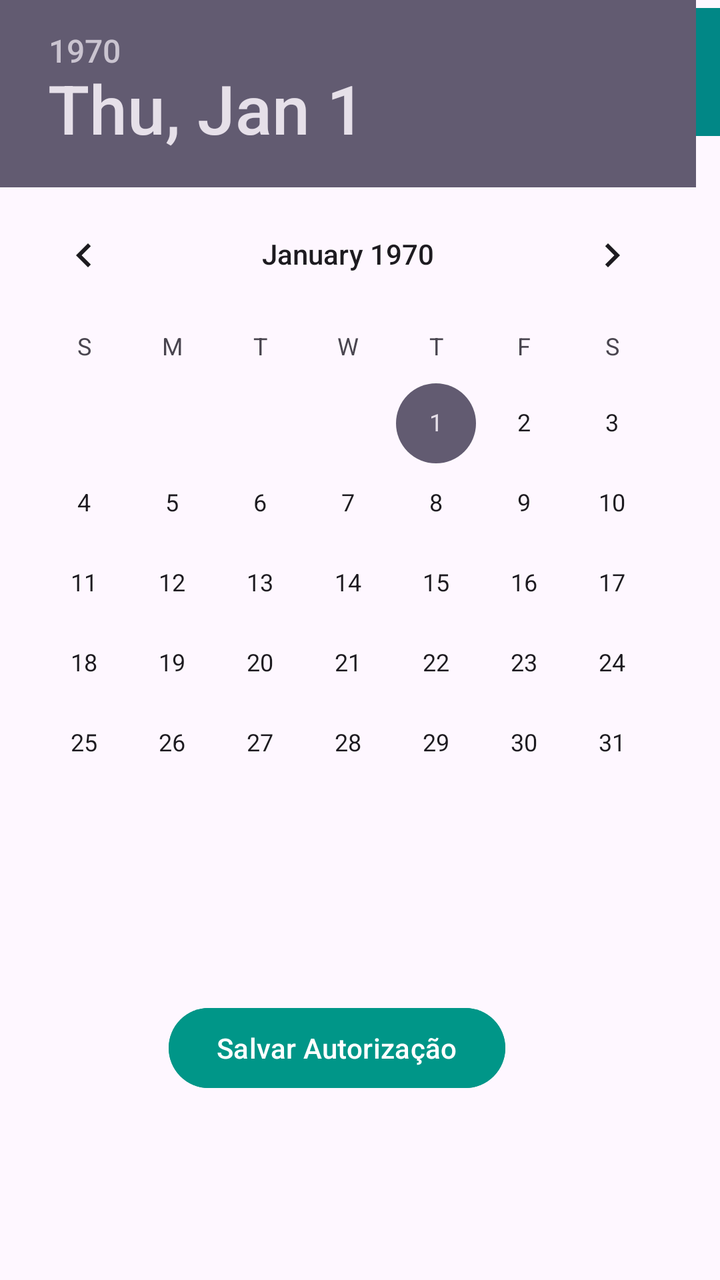
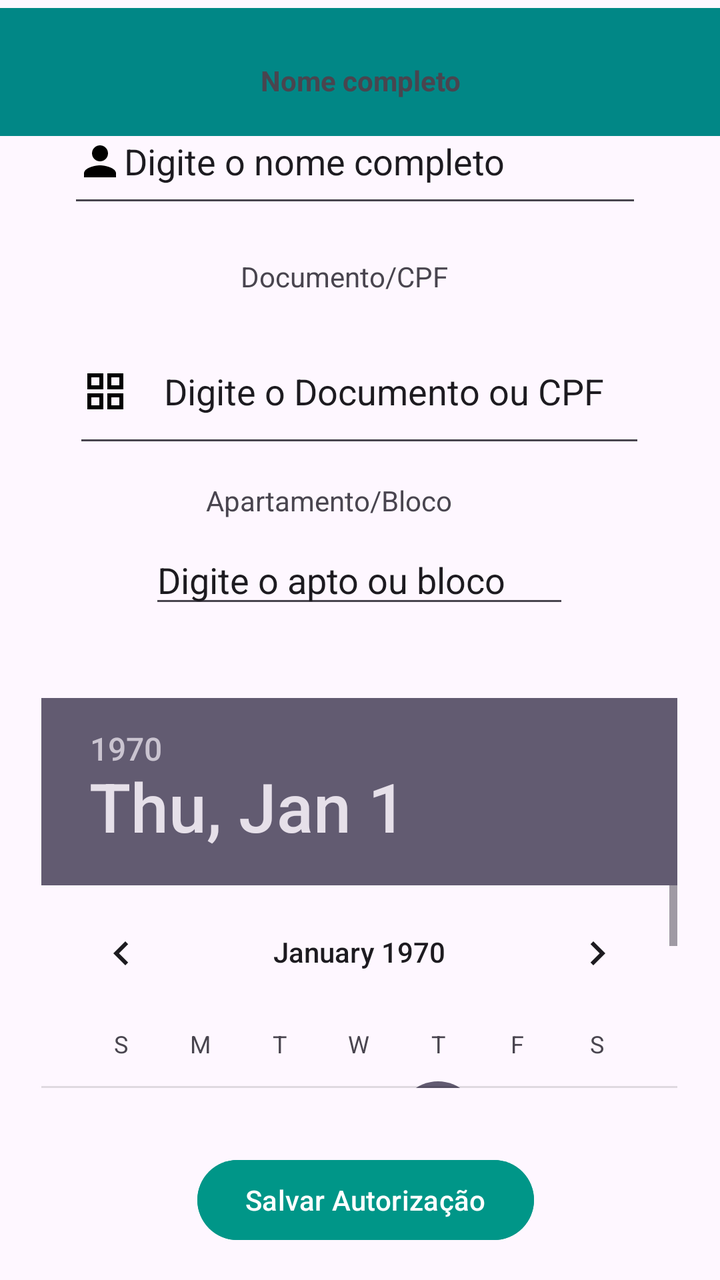

Screens rendered from an Android XML layout before and after an edit, with the pre-edit source and the edit as a unified diff.
<!-- AndroidManifest.xml: application theme Theme.AppCondominio -->
<!-- res/layout/activity_autorizacao.xml -->
<?xml version="1.0" encoding="utf-8"?>
<androidx.constraintlayout.widget.ConstraintLayout xmlns:android="http://schemas.android.com/apk/res/android"
    xmlns:app="http://schemas.android.com/apk/res-auto"
    xmlns:tools="http://schemas.android.com/tools"
    android:id="@+id/main"
    android:layout_width="match_parent"
    android:layout_height="match_parent"
    tools:context=".AutorizacaoActivity">

    <androidx.appcompat.widget.Toolbar
        android:id="@+id/toolbar2"
        android:layout_width="409dp"
        android:layout_height="wrap_content"
        android:layout_marginTop="4dp"
        android:background="@color/design_default_color_secondary_variant"
        android:minHeight="?attr/actionBarSize"
        android:theme="?attr/actionBarTheme"
        app:layout_constraintBottom_toBottomOf="parent"
        app:layout_constraintEnd_toEndOf="parent"
        app:layout_constraintHorizontal_bias="0.0"
        app:layout_constraintStart_toStartOf="parent"
        app:layout_constraintTop_toTopOf="parent"
        app:layout_constraintVertical_bias="0.0" />

    <EditText
        android:id="@+id/editTextcad"
        android:layout_width="287dp"
        android:layout_height="59dp"
        android:layout_marginBottom="20dp"
        android:drawableStart="@drawable/baseline_person_24"
        android:ems="10"
        android:inputType="text"
        android:text="Digite o nome completo"
        app:layout_constraintBottom_toTopOf="@+id/textViewdccpf"
        app:layout_constraintEnd_toEndOf="parent"
        app:layout_constraintHorizontal_bias="0.467"
        app:layout_constraintStart_toStartOf="parent" />

    <EditText
        android:id="@+id/editTextcpfcad"
        android:layout_width="286dp"
        android:layout_height="69dp"
        android:layout_marginBottom="20dp"
        android:drawableStart="@drawable/baseline_grid_view_24"
        android:ems="10"
        android:inputType="number"
        android:text="Digite o Documento ou CPF"
        android:textAlignment="center"
        app:layout_constraintBottom_toTopOf="@+id/textViewaptbloco"
        app:layout_constraintEnd_toEndOf="parent"
        app:layout_constraintHorizontal_bias="0.384"
        app:layout_constraintStart_toStartOf="parent" />

    <EditText
        android:id="@+id/editTextText"
        android:layout_width="wrap_content"
        android:layout_height="wrap_content"
        android:layout_marginBottom="24dp"
        android:ems="10"
        android:inputType="text"
        android:text="Digite o apto ou bloco"
        app:layout_constraintBottom_toTopOf="@+id/editTextDate"
        app:layout_constraintEnd_toEndOf="parent"
        app:layout_constraintHorizontal_bias="0.383"
        app:layout_constraintStart_toStartOf="parent" />

  <DatePicker
      android:layout_width="match_parent"
      android:layout_height="wrap_content"
      tools:ignore="MissingConstraints" />

    <TextView
        android:id="@+id/textViewnomec"
        android:layout_width="wrap_content"
        android:layout_height="wrap_content"
        android:text="Nome completo"
        android:textAlignment="textEnd"
        android:textStyle="bold"
        app:layout_constraintBottom_toTopOf="@+id/editTextcad"
        app:layout_constraintEnd_toEndOf="parent"
        app:layout_constraintStart_toStartOf="parent" />

    <TextView
        android:id="@+id/textViewdccpf"
        android:layout_width="wrap_content"
        android:layout_height="wrap_content"
        android:layout_marginBottom="12dp"
        android:text="Documento/CPF"
        app:layout_constraintBottom_toTopOf="@+id/editTextcpfcad"
        app:layout_constraintEnd_toEndOf="parent"
        app:layout_constraintHorizontal_bias="0.47"
        app:layout_constraintStart_toStartOf="parent" />

    <TextView
        android:id="@+id/textViewaptbloco"
        android:layout_width="wrap_content"
        android:layout_height="wrap_content"
        android:layout_marginBottom="8dp"
        android:text="Apartamento/Bloco"
        app:layout_constraintBottom_toTopOf="@+id/editTextText"
        app:layout_constraintEnd_toEndOf="parent"
        app:layout_constraintHorizontal_bias="0.434"
        app:layout_constraintStart_toStartOf="parent" />

    <Button
        android:id="@+id/btnautorizo"
        android:layout_width="wrap_content"
        android:layout_height="wrap_content"
        android:layout_marginBottom="92dp"
        android:backgroundTint="#009688"
        android:text="Salvar Autorização"
        app:layout_constraintBottom_toBottomOf="parent"
        app:layout_constraintEnd_toEndOf="parent"
        app:layout_constraintHorizontal_bias="0.44"
        app:layout_constraintStart_toStartOf="parent"
        app:layout_constraintTop_toBottomOf="@+id/editTextDate"
        app:layout_constraintVertical_bias="1.0" />

</androidx.constraintlayout.widget.ConstraintLayout>
<!-- resources referenced by this layout -->
<resources>
  <!-- drawable baseline_grid_view_24 (drawable) -->
  <vector xmlns:android="http://schemas.android.com/apk/res/android" android:height="24dp" android:tint="#000000" android:viewportHeight="24" android:viewportWidth="24" android:width="24dp">
        
      <path android:fillColor="@android:color/white" android:fillType="evenOdd" android:pathData="M3,3v8h8L11,3L3,3zM9,9L5,9L5,5h4v4zM3,13v8h8v-8L3,13zM9,19L5,19v-4h4v4zM13,3v8h8L21,3h-8zM19,9h-4L15,5h4v4zM13,13v8h8v-8h-8zM19,19h-4v-4h4v4z"/>
      
  </vector>
  <!-- drawable baseline_person_24 (drawable) -->
  <vector xmlns:android="http://schemas.android.com/apk/res/android" android:height="24dp" android:tint="#000000" android:viewportHeight="24" android:viewportWidth="24" android:width="24dp">
        
      <path android:fillColor="@android:color/white" android:pathData="M12,12c2.21,0 4,-1.79 4,-4s-1.79,-4 -4,-4 -4,1.79 -4,4 1.79,4 4,4zM12,14c-2.67,0 -8,1.34 -8,4v2h16v-2c0,-2.66 -5.33,-4 -8,-4z"/>
      
  </vector>
  <style name="Theme.AppCondominio" parent="Base.Theme.AppCondominio" />
  <style name="Base.Theme.AppCondominio" parent="Theme.Material3.DayNight.NoActionBar">
          
          
      </style>
</resources>

<!-- the commit's change to res/layout/activity_autorizacao.xml (unified diff, before → after) -->
@@ -36,11 +36,12 @@
         app:layout_constraintHorizontal_bias="0.467"
         app:layout_constraintStart_toStartOf="parent" />
 
+
     <EditText
         android:id="@+id/editTextcpfcad"
         android:layout_width="286dp"
         android:layout_height="69dp"
-        android:layout_marginBottom="20dp"
+        android:layout_marginBottom="12dp"
         android:drawableStart="@drawable/baseline_grid_view_24"
         android:ems="10"
         android:inputType="number"
@@ -48,26 +49,21 @@
         android:textAlignment="center"
         app:layout_constraintBottom_toTopOf="@+id/textViewaptbloco"
         app:layout_constraintEnd_toEndOf="parent"
-        app:layout_constraintHorizontal_bias="0.384"
+        app:layout_constraintHorizontal_bias="0.496"
         app:layout_constraintStart_toStartOf="parent" />
 
     <EditText
         android:id="@+id/editTextText"
         android:layout_width="wrap_content"
         android:layout_height="wrap_content"
-        android:layout_marginBottom="24dp"
+        android:layout_marginBottom="40dp"
         android:ems="10"
         android:inputType="text"
         android:text="Digite o apto ou bloco"
-        app:layout_constraintBottom_toTopOf="@+id/editTextDate"
+        app:layout_constraintBottom_toTopOf="@+id/datePicker"
         app:layout_constraintEnd_toEndOf="parent"
-        app:layout_constraintHorizontal_bias="0.383"
+        app:layout_constraintHorizontal_bias="0.497"
         app:layout_constraintStart_toStartOf="parent" />
-
-  <DatePicker
-      android:layout_width="match_parent"
-      android:layout_height="wrap_content"
-      tools:ignore="MissingConstraints" />
 
     <TextView
         android:id="@+id/textViewnomec"
@@ -102,18 +98,27 @@
         app:layout_constraintHorizontal_bias="0.434"
         app:layout_constraintStart_toStartOf="parent" />
 
+    <DatePicker
+        android:id="@+id/datePicker"
+        android:layout_width="318dp"
+        android:layout_height="195dp"
+        android:layout_marginBottom="32dp"
+        app:layout_constraintBottom_toTopOf="@+id/btnautorizo"
+        app:layout_constraintEnd_toEndOf="parent"
+        app:layout_constraintHorizontal_bias="0.494"
+        app:layout_constraintStart_toStartOf="parent"
+        tools:ignore="MissingConstraints" />
+
     <Button
         android:id="@+id/btnautorizo"
         android:layout_width="wrap_content"
         android:layout_height="wrap_content"
-        android:layout_marginBottom="92dp"
+        android:layout_marginBottom="16dp"
         android:backgroundTint="#009688"
         android:text="Salvar Autorização"
         app:layout_constraintBottom_toBottomOf="parent"
         app:layout_constraintEnd_toEndOf="parent"
-        app:layout_constraintHorizontal_bias="0.44"
-        app:layout_constraintStart_toStartOf="parent"
-        app:layout_constraintTop_toBottomOf="@+id/editTextDate"
-        app:layout_constraintVertical_bias="1.0" />
+        app:layout_constraintHorizontal_bias="0.514"
+        app:layout_constraintStart_toStartOf="parent" />
 
 </androidx.constraintlayout.widget.ConstraintLayout>
